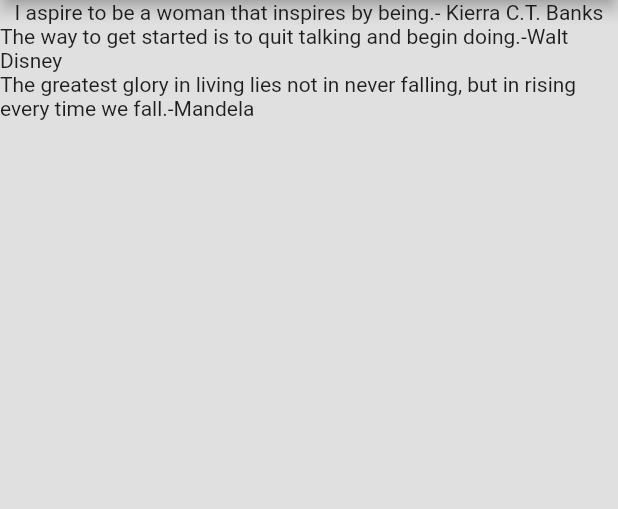
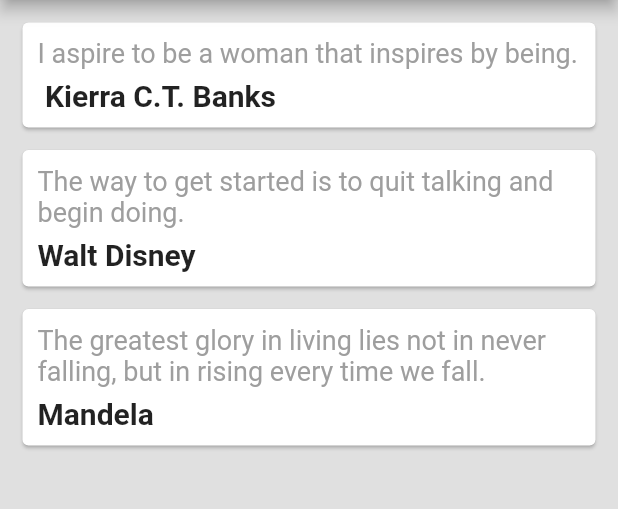
Before and after one commit to shoaibisa/flutter-qoutes, a Flutter app: the screen it shows after launch, on a phone screen of 412 x 824 dp, the part 84-593 px from its top. Run offline on Flutter 3.47's test engine with Material 2 defaults, Android fonts, the phone set to English and light mode, and no system bars.

Commit message:
creating template widget qoutes

```diff
--- a/lib/main.dart
+++ b/lib/main.dart
@@ -15,6 +15,35 @@
     Quotes(text: 'The way to get started is to quit talking and begin doing.',author: 'Walt Disney'),
     Quotes(text: 'The greatest glory in living lies not in never falling, but in rising every time we fall.', author: 'Mandela')
   ];
+  Widget qouteTemplate(qoute){
+    return Card(
+      margin: EdgeInsets.fromLTRB(15,15,15,0),
+      child:Padding(
+        padding: EdgeInsets.all(10),
+      child: Column(
+        crossAxisAlignment: CrossAxisAlignment.stretch,
+        children: <Widget>[
+          Text(
+            qoute.text,
+            style: TextStyle(
+              color: Colors.grey,
+              fontSize: 18
+            ),
+          ),
+          SizedBox(height: 6,),
+          Text(
+            qoute.author,
+            style: TextStyle(
+                color: Colors.black87,
+                fontSize: 20,
+              fontWeight: FontWeight.bold
+            ),
+          ),
+        ],
+      ),
+      ),
+    );
+  }
   @override
   Widget build(BuildContext context) {
     return Scaffold(
@@ -32,7 +61,7 @@
         backgroundColor: Colors.amberAccent,
       ),
       body: Column(
-        children: qoutes.map((q) => Text('${q.text}-${q.author}')).toList(),
+        children: qoutes.map((q) => qouteTemplate(q)).toList(),
       ),
     );
   }
```
